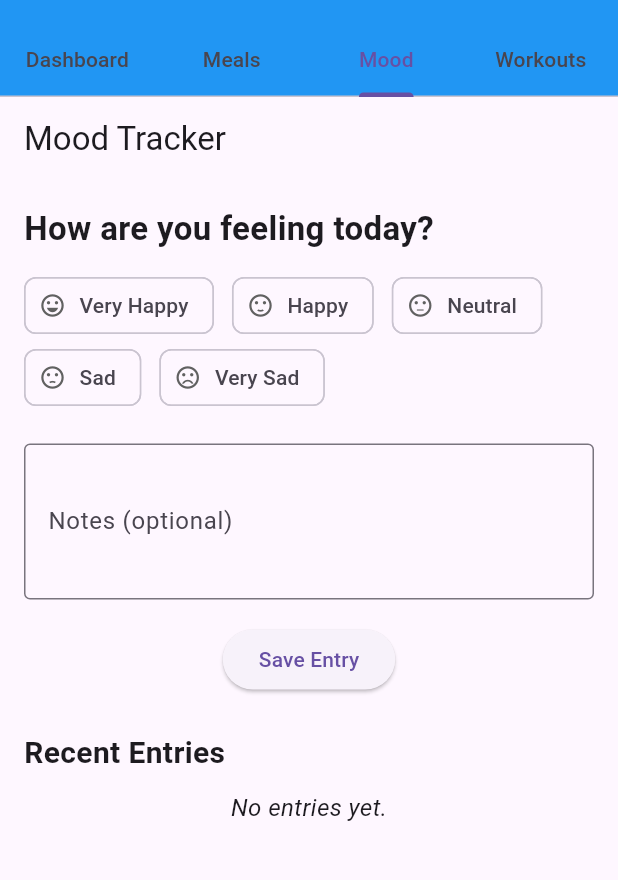
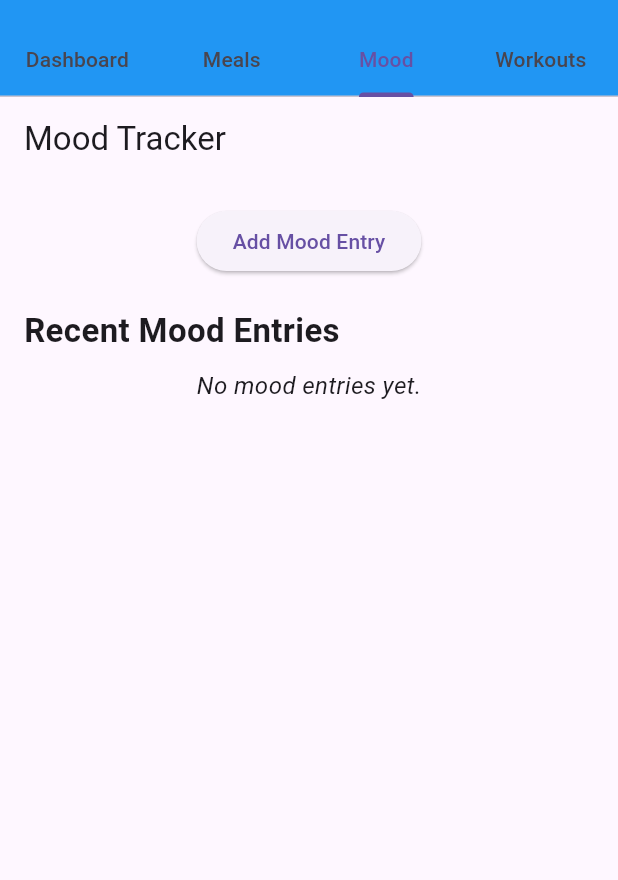
Before and after one commit to roberth6060/FitTracker, a Flutter app: the screen it shows after launch, tab 3 chosen, on a phone screen of 412 x 824 dp, the part 59-939 px from its top. Run offline on Flutter 3.47's test engine with Material 3 defaults, Android fonts, the phone set to English and light mode, and no system bars; our stand-ins replace flutter_map, image_picker, latlong2, permission_handler.

Commit message:
Add feature for global state managaement using provider

```diff
--- /dev/null
+++ b/lib/fittracker_state.dart
@@ -0,0 +1,67 @@
+import 'package:flutter/foundation.dart';
+
+class FitTrackerState with ChangeNotifier {
+  final List<String> _meals = [];
+  double _waterIntake = 0.0;
+  final List<_MoodEntry> _moodEntries = [];
+  final List<_WorkoutEntry> _workouts = [];
+
+  List<String> get meals => _meals;
+  double get waterIntake => _waterIntake;
+  List<_MoodEntry> get moodEntries => _moodEntries;
+  List<_WorkoutEntry> get workouts => _workouts;
+
+  void addMeal(String meal) {
+    _meals.add(meal);
+    notifyListeners();
+  }
+
+  void updateWaterIntake(double value) {
+    _waterIntake = value;
+    notifyListeners();
+  }
+
+  void addMoodEntry(String mood, String note) {
+    if (mood.isNotEmpty) {
+      _moodEntries.insert(
+        0,
+        _MoodEntry(mood: mood, note: note, timestamp: DateTime.now()),
+      );
+      notifyListeners();
+    }
+  }
+
+  void addWorkout(String name, int duration) {
+    if (name.isNotEmpty && duration > 0) {
+      _workouts.insert(
+        0,
+        _WorkoutEntry(
+          name: name,
+          duration: duration,
+          timestamp: DateTime.now(),
+        ),
+      );
+      notifyListeners();
+    }
+  }
+}
+
+class _MoodEntry {
+  final String mood;
+  final String note;
+  final DateTime timestamp;
+
+  _MoodEntry({required this.mood, required this.note, required this.timestamp});
+}
+
+class _WorkoutEntry {
+  final String name;
+  final int duration; // Duration in minutes
+  final DateTime timestamp;
+
+  _WorkoutEntry({
+    required this.name,
+    required this.duration,
+    required this.timestamp,
+  });
+}
--- a/lib/pages/mood.dart
+++ b/lib/pages/mood.dart
@@ -1,41 +1,82 @@
+import 'package:fittracker/fittracker_state.dart';
 import 'package:flutter/material.dart';
+import 'package:provider/provider.dart';
 
-class MoodPage extends StatefulWidget {
-  @override
-  _MoodPageState createState() => _MoodPageState();
-}
+class MoodPage extends StatelessWidget {
+  const MoodPage({super.key});
 
-class _MoodPageState extends State<MoodPage> {
-  final TextEditingController _noteController = TextEditingController();
-  String _selectedMood = '';
-  final List<_MoodEntry> _entries = [];
+  Future<void> _addMoodEntry(BuildContext context) async {
+    String mood = '';
+    String note = '';
 
-  final Map<String, IconData> _moodOptions = {
+    await showDialog(
+      context: context,
+      builder:
+          (_) => AlertDialog(
+            title: Text('Add Mood Entry'),
+            content: Column(
+              mainAxisSize: MainAxisSize.min,
+              children: [
+                // Mood selection
+                Wrap(
+                  spacing: 12,
+                  children:
+                      {
                         'Very Happy': Icons.sentiment_very_satisfied,
                         'Happy': Icons.sentiment_satisfied,
                         'Neutral': Icons.sentiment_neutral,
                         'Sad': Icons.sentiment_dissatisfied,
                         'Very Sad': Icons.sentiment_very_dissatisfied,
-  };
-
-  void _addEntry() {
-    if (_selectedMood.isEmpty) return;
-    setState(() {
-      _entries.insert(
-        0,
-        _MoodEntry(
-          mood: _selectedMood,
-          note: _noteController.text.trim(),
-          timestamp: DateTime.now(),
+                      }.entries.map((entry) {
+                        final isSelected = mood == entry.key;
+                        return ChoiceChip(
+                          label: Text(entry.key),
+                          avatar: Icon(
+                            entry.value,
+                            color: isSelected ? Colors.white : Colors.grey[700],
+                          ),
+                          selected: isSelected,
+                          onSelected: (selected) {
+                            if (selected) {
+                              mood = entry.key;
+                            }
+                          },
+                          selectedColor: Theme.of(context).primaryColor,
+                        );
+                      }).toList(),
+                ),
+                // Note input field
+                TextField(
+                  onChanged: (value) => note = value.trim(),
+                  decoration: InputDecoration(labelText: 'Notes (optional)'),
+                ),
+              ],
+            ),
+            actions: [
+              TextButton(
+                onPressed: () => Navigator.pop(context),
+                child: Text('Cancel'),
+              ),
+              ElevatedButton(
+                onPressed: () {
+                  if (mood.isNotEmpty) {
+                    Provider.of<FitTrackerState>(
+                      context,
+                      listen: false,
+                    ).addMoodEntry(mood, note);
+                    Navigator.pop(context);
+                  }
+                },
+                child: Text('Add'),
+              ),
+            ],
           ),
     );
-      _noteController.clear();
-      _selectedMood = '';
-    });
   }
 
   @override
   Widget build(BuildContext context) {
+    final state = Provider.of<FitTrackerState>(context);
     return Scaffold(
       appBar: AppBar(title: Text('Mood Tracker')),
       body: SingleChildScrollView(
@@ -43,71 +84,47 @@ class _MoodPageState extends State<MoodPage> {
         child: Column(
           crossAxisAlignment: CrossAxisAlignment.start,
           children: [
+            Center(
+              child: ElevatedButton(
+                onPressed: () => _addMoodEntry(context),
+                child: Text('Add Mood Entry'),
+              ),
+            ),
+            SizedBox(height: 20),
             Text(
-              'How are you feeling today?',
+              'Recent Mood Entries',
               style: TextStyle(fontSize: 22, fontWeight: FontWeight.bold),
             ),
-            SizedBox(height: 12),
-            Wrap(
-              spacing: 12,
-              children:
-                  _moodOptions.entries.map((entry) {
-                    final mood = entry.key;
-                    final icon = entry.value;
-                    final isSelected = _selectedMood == mood;
-                    return ChoiceChip(
-                      label: Text(mood),
-                      avatar: Icon(
-                        icon,
-                        color: isSelected ? Colors.white : Colors.grey[700],
-                      ),
-                      selected: isSelected,
-                      onSelected: (_) => setState(() => _selectedMood = mood),
-                      selectedColor: Theme.of(context).primaryColor,
-                    );
-                  }).toList(),
-            ),
-            SizedBox(height: 20),
-            TextField(
-              controller: _noteController,
-              maxLines: 3,
-              decoration: InputDecoration(
-                labelText: 'Notes (optional)',
-                border: OutlineInputBorder(),
-              ),
-            ),
-            SizedBox(height: 16),
-            Center(
-              child: ElevatedButton(
-                onPressed: _addEntry,
-                child: Text('Save Entry'),
-              ),
-            ),
-            SizedBox(height: 24),
-            Text(
-              'Recent Entries',
-              style: TextStyle(fontSize: 20, fontWeight: FontWeight.bold),
-            ),
             SizedBox(height: 10),
-            if (_entries.isEmpty)
+            if (state.moodEntries.isEmpty)
               Center(
                 child: Text(
-                  'No entries yet.',
+                  'No mood entries yet.',
                   style: TextStyle(fontSize: 16, fontStyle: FontStyle.italic),
                 ),
               )
             else
-              ..._entries.map(
-                (e) => Card(
+              ...state.moodEntries.map(
+                (entry) => Card(
                   child: ListTile(
-                    leading: Icon(_moodOptions[e.mood], color: Colors.blue),
-                    title: Text(e.mood),
+                    leading: Icon(
+                      {
+                        // Replace this with mood to icon mapping.
+                        'Very Happy': Icons.sentiment_very_satisfied,
+                        'Happy': Icons.sentiment_satisfied,
+                        'Neutral': Icons.sentiment_neutral,
+                        'Sad': Icons.sentiment_dissatisfied,
+                        'Very Sad': Icons.sentiment_very_dissatisfied,
+                      }[entry.mood],
+                      color: Colors.blue,
+                    ),
+                    title: Text(entry.mood),
                     subtitle: Column(
                       crossAxisAlignment: CrossAxisAlignment.start,
                       children: [
-                        if (e.note.isNotEmpty) Text(e.note),
+                        if (entry.note.isNotEmpty) Text(entry.note),
                         Text(
-                          '${e.timestamp.toLocal()}'.split('.')[0],
+                          '${entry.timestamp.toLocal()}'.split('.')[0],
                           style: TextStyle(fontSize: 12, color: Colors.grey),
                         ),
                       ],
@@ -121,11 +138,3 @@ class _MoodPageState extends State<MoodPage> {
     );
   }
 }
-
-class _MoodEntry {
-  final String mood;
-  final String note;
-  final DateTime timestamp;
-
-  _MoodEntry({required this.mood, required this.note, required this.timestamp});
-}
--- a/pubspec.yaml
+++ b/pubspec.yaml
@@ -40,6 +40,7 @@ dependencies:
   flutter_map: ^8.1.1
   image_picker: ^1.0.4
   permission_handler: ^11.0.1
+  provider: ^6.1.1
 
 dev_dependencies:
   flutter_test:
```
Also changed, not shown: lib/main.dart (+8 -1 lines), lib/pages/dashboard.dart (+32 -4 lines), lib/pages/meals.dart (+53 -64 lines), lib/pages/workouts.dart (+70 -74 lines), pubspec.lock, 1 other file. Lines whose indentation alone changed are shown as unchanged.
